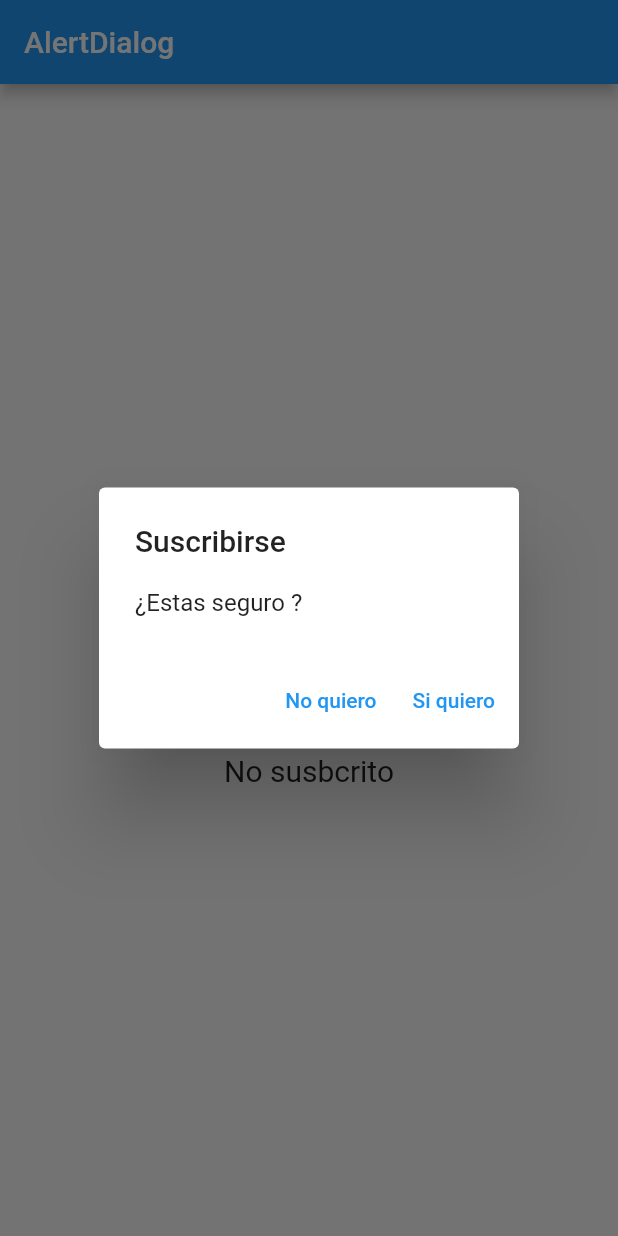
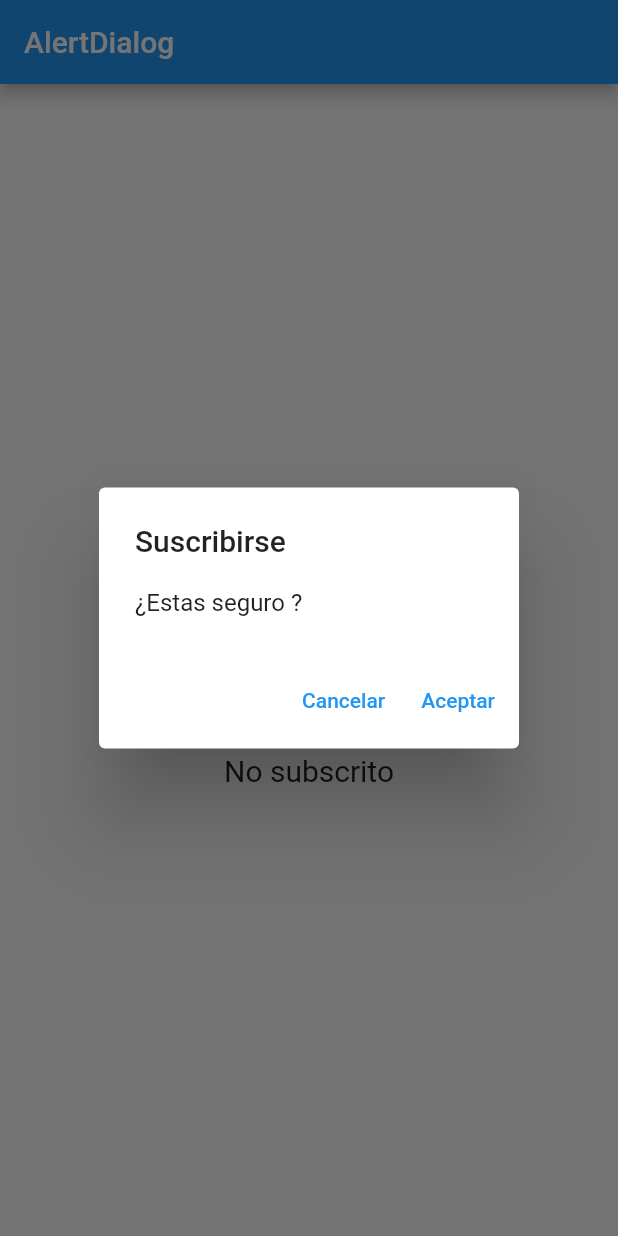
Before and after one commit to SantiagoAlguien/Capacitacion_de_Flutter, a Flutter app: the screen it shows after launch, after a tap on "Suscribirme a este canal", on a phone screen of 412 x 824 dp. Run offline on Flutter 3.47's test engine with Material 2 defaults, Android fonts, the phone set to English and light mode, and no system bars.

Commit message:
No avance un rabo

```diff
--- a/helllo_word/lib/main.dart
+++ b/helllo_word/lib/main.dart
@@ -21,9 +21,9 @@ class Inicio extends StatefulWidget {
   State<Inicio> createState() => _InicioState();
 }
 
+bool _subscrito = false; //Bandera boleana de validacionn
+
 class _InicioState extends State<Inicio> {
-
-
   @override
   Widget build(BuildContext context) {
     return Scaffold(
@@ -37,23 +37,52 @@ class _InicioState extends State<Inicio> {
             Container(
               child: ElevatedButton(
                 style: ButtonStyle(
-                  backgroundColor:MaterialStateProperty.all<Color>(Color.fromARGB(255, 255, 0, 0)),
-                ) ,
+                  backgroundColor: MaterialStateProperty.all<Color>(
+                      Color.fromARGB(255, 255, 0, 0)),
+                ),
                 child: Text(
                   "Suscribirme a este canal",
                   style: TextStyle(fontSize: 20),
-
                 ),
                 onPressed: () {
-                  mostrarAlerta(context);
+                  showDialog(
+                      barrierDismissible: true,
+                      context: context,
+                      builder: (context) {
+                        return AlertDialog(
+                          title: Text("Suscribirse"),
+                          content: Text("¿Estas seguro ?"),
+                          actions: [
+                            TextButton(
+                                onPressed: () {
+                                  print("No");
+                                  Navigator.pop(context);
+                                  _subscrito = false;
+                                  setState(() {});
+                                },
+                                child: Text("Cancelar")),
+                            TextButton(
+                                onPressed: () {
+                                  print("Si");
+                                  _subscrito = true;
+                                  setState(() {}); //Este va en los los widgets
+                                  Navigator.pop(context);
+                                },
+                                child: Text("Aceptar")),
+                          ],
+                        );
+                      });
                 },
               ),
             ),
             SizedBox(
               height: 100,
             ),
-            Text("No susbcrito",
-            style: TextStyle(fontSize: 20),
+            Text(
+              _subscrito
+                  ? "Subscrito"
+                  : "No subscrito", //lo que hace esto es validar si la variable esta en true para mostrar "Subscrito" sino entonces "No Subscrito"
+              style: TextStyle(fontSize: 20),
             ),
           ],
         ),
@@ -76,14 +105,16 @@ void mostrarAlerta(BuildContext context) {
                 onPressed: () {
                   print("No");
                   Navigator.pop(context);
+                  _subscrito = false;
                 },
-                child: Text("No quiero")),
+                child: Text("Cancelar")),
             TextButton(
                 onPressed: () {
                   print("Si");
+                  _subscrito = true;
                   Navigator.pop(context);
                 },
-                child: Text("Si quiero")),
+                child: Text("Aceptar")),
           ],
         );
       });
```
Also changed, not shown: 1 other file.
